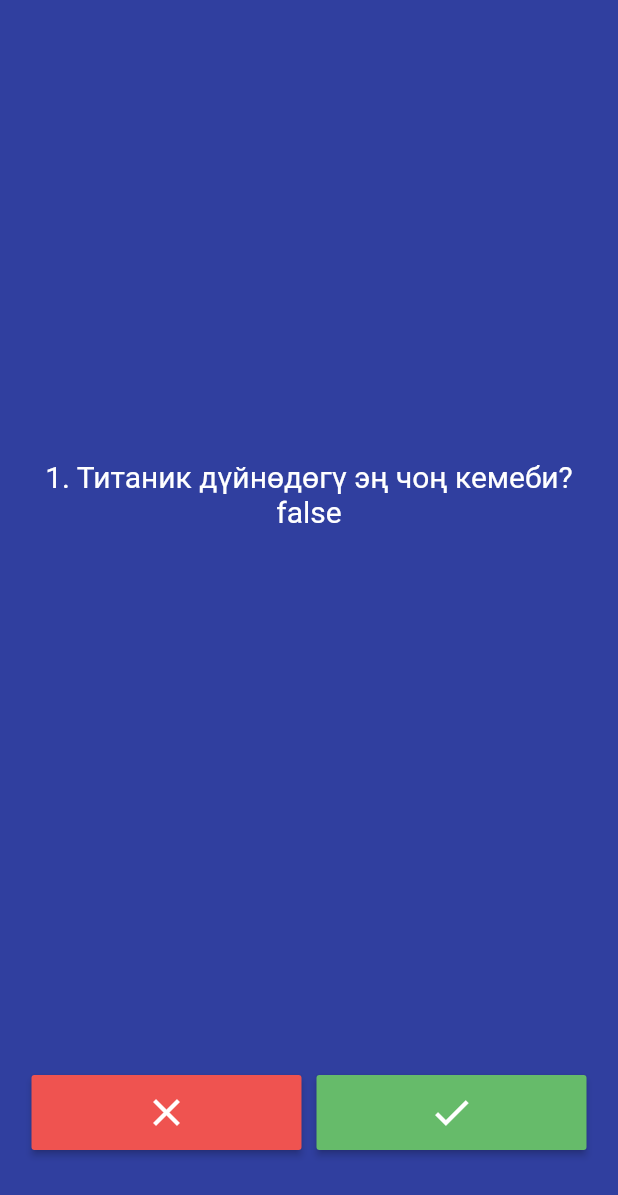
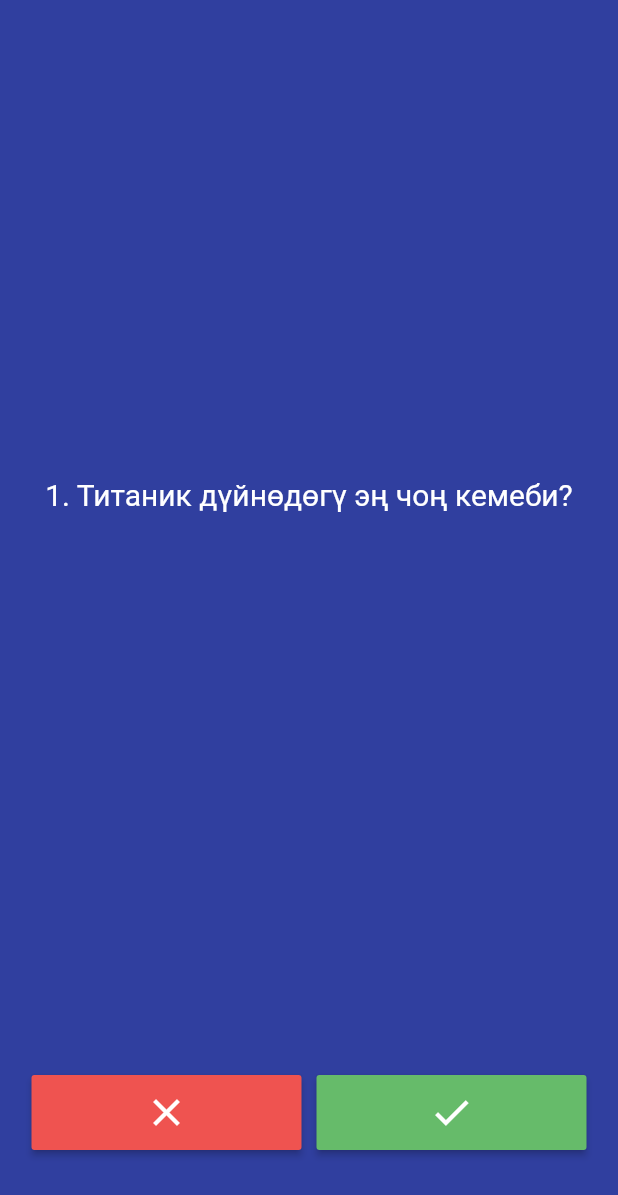
Before and after one commit to Turatkg/testing_app, a Flutter app: the screen it shows after launch, on a phone screen of 412 x 824 dp. Shown: the top 1195 px of the screen. Run offline on Flutter 3.47's test engine with Material 2 defaults, Android fonts, the phone set to English and light mode, and no system bars.

Commit message:
Quastions dart оңдолду, суроо менен жооп бирикти

```diff
--- /dev/null
+++ b/lib/data/quastions.dart
@@ -0,0 +1,24 @@
+import 'package:flutter/cupertino.dart';
+
+class Suroo {
+  String surooTexti;
+  bool jooptoru;
+
+  Suroo({@required this.surooTexti, @required this.jooptoru});
+}
+
+List<Suroo> surooToptomu = [
+  Suroo(surooTexti: '1. Титаник дүйнөдөгү эң чоң кемеби?', jooptoru: false),
+  Suroo(
+      surooTexti: '2. Дүйнөдөгү тооктордун саны адам санынан көп',
+      jooptoru: true),
+  Suroo(
+      surooTexti: '3. Көпөлөктөрдүн бардык бир эле күн жашайт?',
+      jooptoru: false),
+  Suroo(surooTexti: '4. Жер шары түз', jooptoru: false),
+  Suroo(surooTexti: '5. Грек жаңгагынын мекени Арстанбап', jooptoru: true),
+  Suroo(
+      surooTexti: '6. Фатих Султан Мехмет өмүрүндө картошка жеген эмес',
+      jooptoru: true),
+  Suroo(surooTexti: '7. Баткендин борбору шаары Кызыл-Кыя', jooptoru: false),
+];
--- a/lib/main.dart
+++ b/lib/main.dart
@@ -1,4 +1,5 @@
 import 'package:flutter/material.dart';
+import 'package:testing_app/data/quastions.dart';
 import 'package:testing_app/ui/consts.dart';
 
 void main() => runApp(BilgiTesti());
@@ -25,7 +26,6 @@ class SoruSayfasi extends StatefulWidget {
 
 class _SoruSayfasiState extends State<SoruSayfasi> {
   List<Widget> tandalgandar = [];
-  // List<String> suroolor = [];
 
   int surooIndex = 0;
 
@@ -41,7 +41,7 @@ class _SoruSayfasiState extends State<SoruSayfasi> {
             padding: EdgeInsets.all(10.0),
             child: Center(
               child: Text(
-                suroolor[surooIndex],
+                surooToptomu[surooIndex].surooTexti,
                 textAlign: TextAlign.center,
                 style: TextStyle(
                   fontSize: 20.0,
@@ -72,7 +72,7 @@ class _SoruSayfasiState extends State<SoruSayfasi> {
                       ),
                       onPressed: () {
                         setState(() {
-                          jooptor[surooIndex] == false
+                          surooToptomu[surooIndex].jooptoru == false
                               ? tandalgandar.add(tuuraIcon)
                               : tandalgandar.add(kataIcon);
 
@@ -95,7 +95,7 @@ class _SoruSayfasiState extends State<SoruSayfasi> {
                       ),
                       onPressed: () {
                         setState(() {
-                          jooptor[surooIndex] == true
+                          surooToptomu[surooIndex].jooptoru == true
                               ? tandalgandar.add(tuuraIcon)
                               : tandalgandar.add(kataIcon);
                           surooIndex++;
--- a/lib/ui/consts.dart
+++ b/lib/ui/consts.dart
@@ -2,23 +2,3 @@ import 'package:flutter/material.dart';
 
 const Icon tuuraIcon = Icon(Icons.mood, color: Colors.green);
 const Icon kataIcon = Icon(Icons.mood_bad, color: Colors.red);
-
-List<String> suroolor = [
-  '1. Титаник дүйнөдөгү эң чоң кемеби? false',
-  '2. Дүйнөдөгү тооктордун саны адам санынан көп, true',
-  '3. Көпөлөктөрдүн бардык бир эле күн жашайт? false',
-  '4. Жер шары түз false,',
-  '5. Грек жаңгагынын мекени Арстанбап, true',
-  '6. Фатих Султан Мехмет өмүрүндө картошка жеген эмес true',
-  '7. Баткендин борбору шаары Кызыл-Кыя false'
-];
-
-List<bool> jooptor = [
-  false,
-  true,
-  false,
-  false,
-  true,
-  true,
-  false,
-];
```
